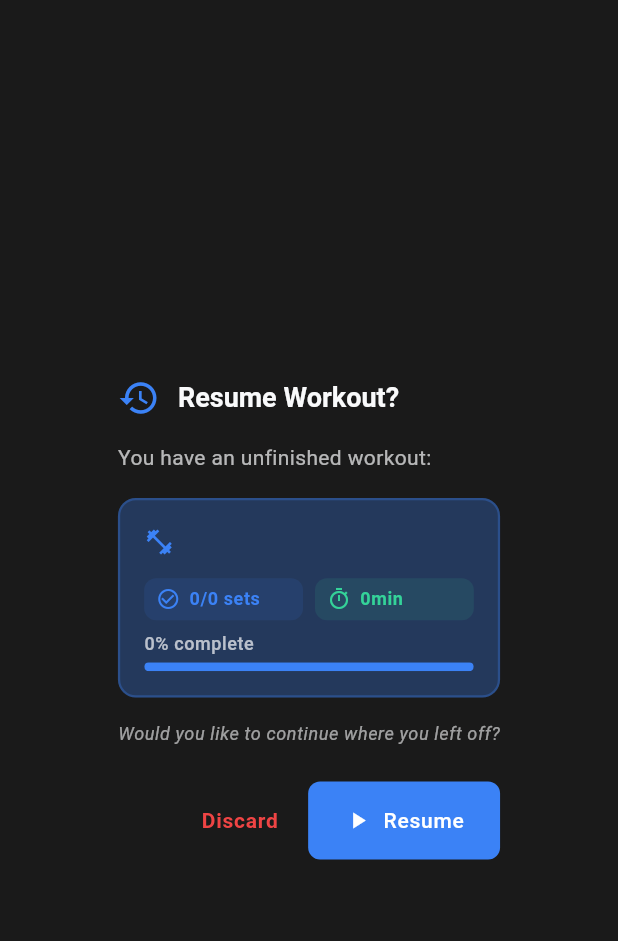
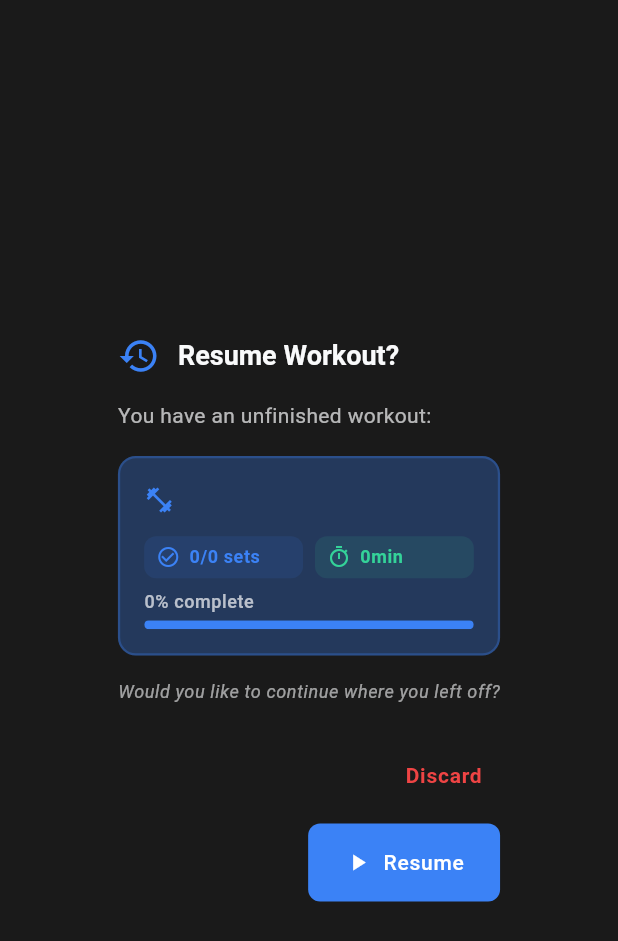
Before and after one commit to KlausAndrade/HERQ, a Flutter app: the ResumeWorkoutDialog widget shown alone on an empty page, opened directly with empty values, on a phone screen of 412 x 824 dp. Shown: the top 941 px of the screen. Run offline on Flutter 3.47's test engine with Material 3 defaults, Android fonts, the phone set to English and light mode, and no system bars; our stand-ins replace cached_network_image, confetti, drift, equatable, fl_chart, flutter_dotenv and 13 more; missing offline and left inert: dart:html, live_activities, sqlite3; accounts and stored records are empty; generated files the repository leaves out were written again.

Commit message:
ui: Improve resume workout dialog button layout

```diff
--- a/lib/src/features/workout/presentation/widgets/resume_workout_dialog.dart
+++ b/lib/src/features/workout/presentation/widgets/resume_workout_dialog.dart
@@ -216,8 +216,17 @@ class ResumeWorkoutDialog extends StatelessWidget {
           ),
         ],
       ),
+      actionsAlignment: MainAxisAlignment.spaceBetween,
+      actionsPadding: const EdgeInsets.fromLTRB(24, 0, 24, 24),
       actions: [
-        // Discard button
+        // Left side - empty to push content right
+        const SizedBox.shrink(),
+        // Right side - buttons in column
+        Column(
+          crossAxisAlignment: CrossAxisAlignment.end,
+          mainAxisSize: MainAxisSize.min,
+          children: [
+            // Discard button on top right
             TextButton(
               onPressed: onDiscard,
               child: Text(
@@ -228,29 +237,12 @@ class ResumeWorkoutDialog extends StatelessWidget {
                 ),
               ),
             ),
-
-        // Resume button (secondary when workout is complete)
-        if (!isCompleteForgotten)
-          FilledButton.icon(
-            onPressed: onResume,
-            icon: const Icon(Icons.play_arrow),
-            label: const Text('Resume'),
-          ),
-
-        // Finalize button
-        if (showFinishOption)
-          FilledButton.icon(
-            onPressed: onFinish,
-            icon: Icon(isCompleteForgotten ? Icons.celebration : Icons.check),
-            label: Text(isCompleteForgotten ? 'Finalize' : 'Finish'),
-            style: FilledButton.styleFrom(
-              backgroundColor: isCompleteForgotten
-                  ? colorScheme.primary  // Primary color when emphasizing finalize
-                  : colorScheme.secondary,
-            ),
-          ),
-
-        // Resume button (de-emphasized when workout is complete)
+            const SizedBox(height: 8),
+            // Main action buttons in a row
+            Row(
+              mainAxisSize: MainAxisSize.min,
+              children: [
+                // Resume/Add More button
                 if (isCompleteForgotten)
                   OutlinedButton.icon(
                     onPressed: onResume,
@@ -259,6 +251,42 @@ class ResumeWorkoutDialog extends StatelessWidget {
                     style: OutlinedButton.styleFrom(
                       foregroundColor: colorScheme.primary,
                     ),
+                  )
+                else if (!showFinishOption)
+                  FilledButton.icon(
+                    onPressed: onResume,
+                    icon: const Icon(Icons.play_arrow),
+                    label: const Text('Resume'),
+                  ),
+
+                // Spacing between buttons
+                if (showFinishOption) const SizedBox(width: 12),
+
+                // Finalize/Finish button
+                if (showFinishOption)
+                  FilledButton.icon(
+                    onPressed: onFinish,
+                    icon: Icon(isCompleteForgotten ? Icons.celebration : Icons.check),
+                    label: Text(isCompleteForgotten ? 'Finalize' : 'Finish'),
+                    style: FilledButton.styleFrom(
+                      backgroundColor: isCompleteForgotten
+                          ? colorScheme.primary
+                          : colorScheme.secondary,
+                    ),
+                  ),
+
+                // Resume button (when finish option is shown but not complete)
+                if (showFinishOption && !isCompleteForgotten) ...[
+                  const SizedBox(width: 12),
+                  FilledButton.icon(
+                    onPressed: onResume,
+                    icon: const Icon(Icons.play_arrow),
+                    label: const Text('Resume'),
+                  ),
+                ],
+              ],
+            ),
+          ],
         ),
       ],
     );
```
Lines whose indentation alone changed are shown as unchanged.
